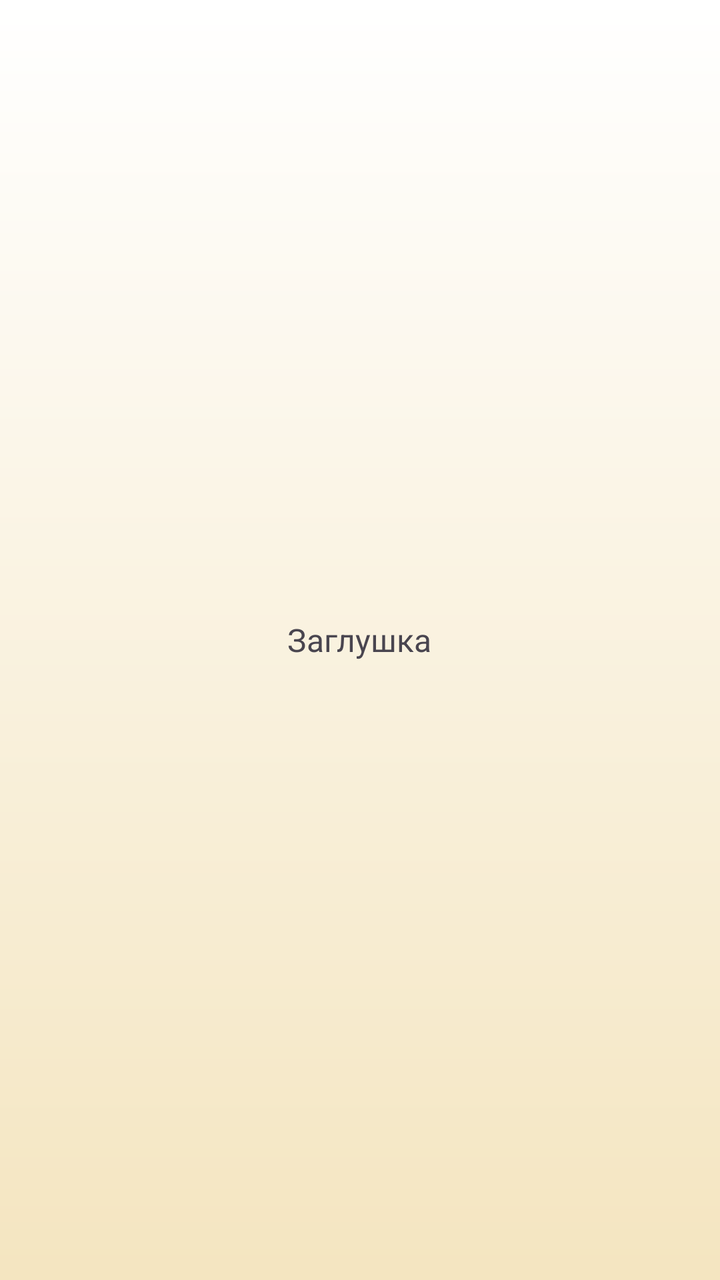
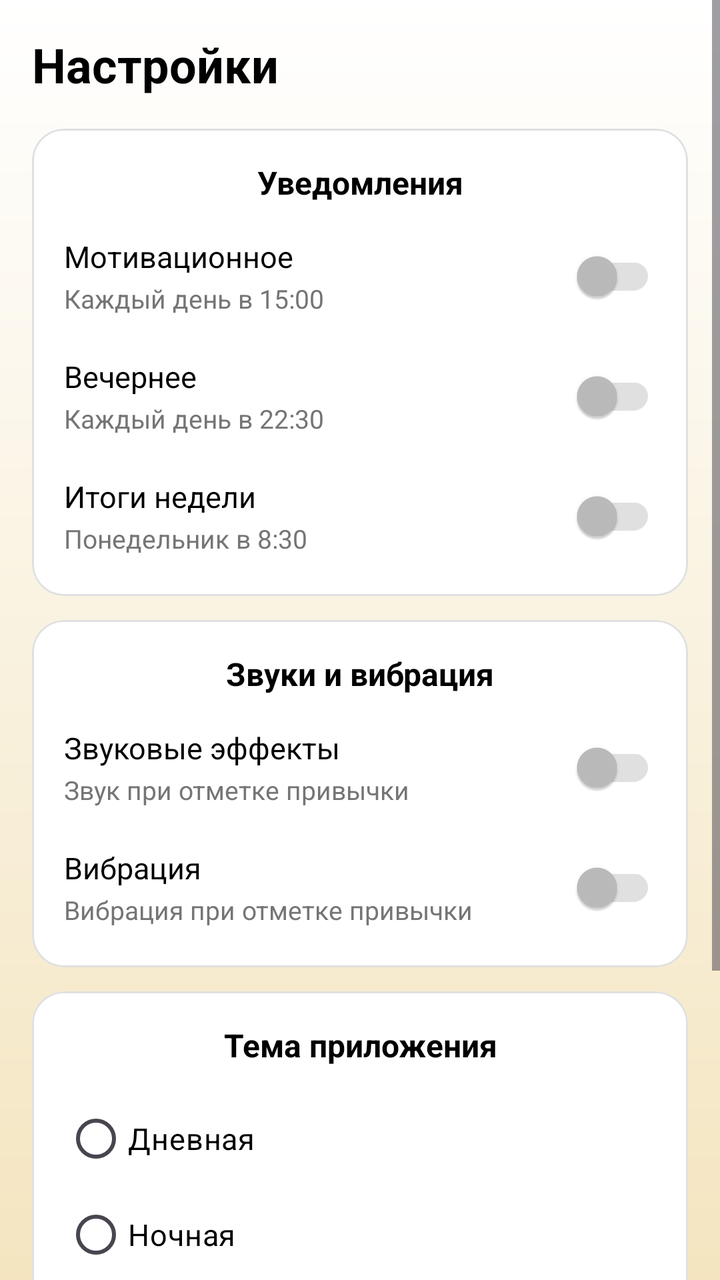

The first picture is an Android layout as it rendered before a commit; the second is the same layout after the commit. The layout source and the unified diff follow.
<!-- AndroidManifest.xml: application theme Theme.YourUpgrade -->
<!-- res/layout/fragment_settings.xml -->
<?xml version="1.0" encoding="utf-8"?>
<FrameLayout xmlns:android="http://schemas.android.com/apk/res/android"
    android:layout_width="match_parent"
    android:layout_height="match_parent">

    <TextView
        android:id="@+id/tvPlaceholder"
        android:layout_width="wrap_content"
        android:layout_height="wrap_content"
        android:layout_gravity="center"
        android:text="Заглушка"
        android:textColor="?android:attr/textColorSecondary"
        android:textSize="16sp" />

</FrameLayout>
<!-- resources referenced by this layout -->
<resources>
  <style name="Theme.YourUpgrade" parent="Base.Theme.YourUpgrade" />
  <style name="Base.Theme.YourUpgrade" parent="Theme.Material3.DayNight.NoActionBar">
          
          <item name="colorPrimary">#2E5A3C</item>
          <item name="colorPrimaryVariant">#1B3A26</item>
          <item name="colorOnPrimary">#FFFFFF</item>
  
          <item name="colorSecondary">#C9A84C</item>
          <item name="colorSecondaryVariant">#A68A3E</item>
          <item name="colorOnSecondary">#2D2D2D</item>
  
          
          <item name="android:windowBackground">@drawable/bg_app_gradient</item>
  
          
          <item name="cardBackgroundColor">#FFFFFF</item>
  
          
          
      </style>
  <!-- drawable bg_app_gradient (drawable) -->
  <?xml version="1.0" encoding="utf-8"?>
  <shape xmlns:android="http://schemas.android.com/apk/res/android">
      <gradient
          android:type="linear"
          android:angle="270"
          android:startColor="@color/white"
          android:endColor="@color/bg_light_yellow" />
  </shape>
  <color name="white">#FFFFFFFF</color>
  <color name="bg_light_yellow">#F4E5C0</color>
</resources>

<!-- the commit's change to res/layout/fragment_settings.xml (unified diff, before → after) -->
@@ -1,15 +1,399 @@
 <?xml version="1.0" encoding="utf-8"?>
-<FrameLayout xmlns:android="http://schemas.android.com/apk/res/android"
+<ScrollView xmlns:android="http://schemas.android.com/apk/res/android"
+    xmlns:app="http://schemas.android.com/apk/res-auto"
     android:layout_width="match_parent"
-    android:layout_height="match_parent">
-
-    <TextView
-        android:id="@+id/tvPlaceholder"
-        android:layout_width="wrap_content"
+    android:layout_height="match_parent"
+    android:background="@drawable/bg_app_gradient">
+
+    <LinearLayout
+        android:layout_width="match_parent"
         android:layout_height="wrap_content"
-        android:layout_gravity="center"
-        android:text="Заглушка"
-        android:textColor="?android:attr/textColorSecondary"
-        android:textSize="16sp" />
-
-</FrameLayout>
+        android:orientation="vertical"
+        android:padding="16dp">
+
+        
+        <TextView
+            android:layout_width="wrap_content"
+            android:layout_height="wrap_content"
+            android:text="Настройки"
+            android:textColor="@color/text_primary"
+            android:textSize="24sp"
+            android:textStyle="bold" />
+
+        
+        <com.google.android.material.card.MaterialCardView
+            android:layout_width="match_parent"
+            android:layout_height="wrap_content"
+            android:layout_marginTop="16dp"
+            app:cardBackgroundColor="@android:color/white"
+            app:cardCornerRadius="16dp"
+            app:cardElevation="0dp"
+            app:strokeColor="#E0E0E0"
+            app:strokeWidth="1dp">
+
+            <LinearLayout
+                android:layout_width="match_parent"
+                android:layout_height="wrap_content"
+                android:orientation="vertical"
+                android:padding="16dp">
+
+                <TextView
+                    android:layout_width="match_parent"
+                    android:layout_height="wrap_content"
+                    android:gravity="center_horizontal"
+                    android:text="Уведомления"
+                    android:textColor="@color/text_primary"
+                    android:textSize="16sp"
+                    android:textStyle="bold" />
+
+                
+                <LinearLayout
+                    android:layout_width="match_parent"
+                    android:layout_height="wrap_content"
+                    android:layout_marginTop="12dp"
+                    android:gravity="center_vertical"
+                    android:orientation="horizontal">
+
+                    <LinearLayout
+                        android:layout_width="0dp"
+                        android:layout_height="wrap_content"
+                        android:layout_weight="1"
+                        android:orientation="vertical">
+
+                        <TextView
+                            android:layout_width="wrap_content"
+                            android:layout_height="wrap_content"
+                            android:text="Мотивационное"
+                            android:textColor="@color/text_primary"
+                            android:textSize="15sp" />
+
+                        <TextView
+                            android:layout_width="wrap_content"
+                            android:layout_height="wrap_content"
+                            android:layout_marginTop="2dp"
+                            android:text="Каждый день в 15:00"
+                            android:textColor="@color/text_secondary"
+                            android:textSize="13sp" />
+
+                    </LinearLayout>
+
+                    <com.google.android.material.switchmaterial.SwitchMaterial
+                        android:id="@+id/switchMotivation"
+                        android:layout_width="wrap_content"
+                        android:layout_height="wrap_content"
+                        app:thumbTint="@color/switch_thumb_selector"
+                        app:trackTint="@color/switch_track_selector" />
+
+                </LinearLayout>
+
+                
+                <LinearLayout
+                    android:layout_width="match_parent"
+                    android:layout_height="wrap_content"
+                    android:layout_marginTop="12dp"
+                    android:gravity="center_vertical"
+                    android:orientation="horizontal">
+
+                    <LinearLayout
+                        android:layout_width="0dp"
+                        android:layout_height="wrap_content"
+                        android:layout_weight="1"
+                        android:orientation="vertical">
+
+                        <TextView
+                            android:layout_width="wrap_content"
+                            android:layout_height="wrap_content"
+                            android:text="Вечернее"
+                            android:textColor="@color/text_primary"
+                            android:textSize="15sp" />
+
+                        <TextView
+                            android:layout_width="wrap_content"
+                            android:layout_height="wrap_content"
+                            android:layout_marginTop="2dp"
+                            android:text="Каждый день в 22:30"
+                            android:textColor="@color/text_secondary"
+                            android:textSize="13sp" />
+
+                    </LinearLayout>
+
+                    <com.google.android.material.switchmaterial.SwitchMaterial
+                        android:id="@+id/switchEvening"
+                        android:layout_width="wrap_content"
+                        android:layout_height="wrap_content"
+                        app:thumbTint="@color/switch_thumb_selector"
+                        app:trackTint="@color/switch_track_selector" />
+
+                </LinearLayout>
+
+                
+                <LinearLayout
+                    android:layout_width="match_parent"
+                    android:layout_height="wrap_content"
+                    android:layout_marginTop="12dp"
+                    android:gravity="center_vertical"
+                    android:orientation="horizontal">
+
+                    <LinearLayout
+                        android:layout_width="0dp"
+                        android:layout_height="wrap_content"
+                        android:layout_weight="1"
+                        android:orientation="vertical">
+
+                        <TextView
+                            android:layout_width="wrap_content"
+                            android:layout_height="wrap_content"
+                            android:text="Итоги недели"
+                            android:textColor="@color/text_primary"
+                            android:textSize="15sp" />
+
+                        <TextView
+                            android:layout_width="wrap_content"
+                            android:layout_height="wrap_content"
+                            android:layout_marginTop="2dp"
+                            android:text="Понедельник в 8:30"
+                            android:textColor="@color/text_secondary"
+                            android:textSize="13sp" />
+
+                    </LinearLayout>
+
+                    <com.google.android.material.switchmaterial.SwitchMaterial
+                        android:id="@+id/switchWeekly"
+                        android:layout_width="wrap_content"
+                        android:layout_height="wrap_content"
+                        app:thumbTint="@color/switch_thumb_selector"
+                        app:trackTint="@color/switch_track_selector" />
+
+                </LinearLayout>
+
+            </LinearLayout>
+
+        </com.google.android.material.card.MaterialCardView>
+
+        
+        <com.google.android.material.card.MaterialCardView
+            android:layout_width="match_parent"
+            android:layout_height="wrap_content"
+            android:layout_marginTop="12dp"
+            app:cardBackgroundColor="@android:color/white"
+            app:cardCornerRadius="16dp"
+            app:cardElevation="0dp"
+            app:strokeColor="#E0E0E0"
+            app:strokeWidth="1dp">
+
+            <LinearLayout
+                android:layout_width="match_parent"
+                android:layout_height="wrap_content"
+                android:orientation="vertical"
+                android:padding="16dp">
+
+                <TextView
+                    android:layout_width="match_parent"
+                    android:layout_height="wrap_content"
+                    android:gravity="center_horizontal"
+                    android:text="Звуки и вибрация"
+                    android:textColor="@color/text_primary"
+                    android:textSize="16sp"
+                    android:textStyle="bold" />
+
+                
+                <LinearLayout
+                    android:layout_width="match_parent"
+                    android:layout_height="wrap_content"
+                    android:layout_marginTop="12dp"
+                    android:gravity="center_vertical"
+                    android:orientation="horizontal">
+
+                    <LinearLayout
+                        android:layout_width="0dp"
+                        android:layout_height="wrap_content"
+                        android:layout_weight="1"
+                        android:orientation="vertical">
+
+                        <TextView
+                            android:layout_width="wrap_content"
+                            android:layout_height="wrap_content"
+                            android:text="Звуковые эффекты"
+                            android:textColor="@color/text_primary"
+                            android:textSize="15sp" />
+
+                        <TextView
+                            android:layout_width="wrap_content"
+                            android:layout_height="wrap_content"
+                            android:layout_marginTop="2dp"
+                            android:text="Звук при отметке привычки"
+                            android:textColor="@color/text_secondary"
+                            android:textSize="13sp" />
+
+                    </LinearLayout>
+
+                    <com.google.android.material.switchmaterial.SwitchMaterial
+                        android:id="@+id/switchSound"
+                        android:layout_width="wrap_content"
+                        android:layout_height="wrap_content"
+                        app:thumbTint="@color/switch_thumb_selector"
+                        app:trackTint="@color/switch_track_selector" />
+
+                </LinearLayout>
+
+                
+                <LinearLayout
+                    android:layout_width="match_parent"
+                    android:layout_height="wrap_content"
+                    android:layout_marginTop="12dp"
+                    android:gravity="center_vertical"
+                    android:orientation="horizontal">
+
+                    <LinearLayout
+                        android:layout_width="0dp"
+                        android:layout_height="wrap_content"
+                        android:layout_weight="1"
+                        android:orientation="vertical">
+
+                        <TextView
+                            android:layout_width="wrap_content"
+                            android:layout_height="wrap_content"
+                            android:text="Вибрация"
+                            android:textColor="@color/text_primary"
+                            android:textSize="15sp" />
+
+                        <TextView
+                            android:layout_width="wrap_content"
+                            android:layout_height="wrap_content"
+                            android:layout_marginTop="2dp"
+                            android:text="Вибрация при отметке привычки"
+                            android:textColor="@color/text_secondary"
+                            android:textSize="13sp" />
+
+                    </LinearLayout>
+
+                    <com.google.android.material.switchmaterial.SwitchMaterial
+                        android:id="@+id/switchVibration"
+                        android:layout_width="wrap_content"
+                        android:layout_height="wrap_content"
+                        app:thumbTint="@color/switch_thumb_selector"
+                        app:trackTint="@color/switch_track_selector" />
+
+                </LinearLayout>
+
+            </LinearLayout>
+
+        </com.google.android.material.card.MaterialCardView>
+
+        
+        <com.google.android.material.card.MaterialCardView
+            android:layout_width="match_parent"
+            android:layout_height="wrap_content"
+            android:layout_marginTop="12dp"
+            app:cardBackgroundColor="@android:color/white"
+            app:cardCornerRadius="16dp"
+            app:cardElevation="0dp"
+            app:strokeColor="#E0E0E0"
+            app:strokeWidth="1dp">
+
+            <LinearLayout
+                android:layout_width="match_parent"
+                android:layout_height="wrap_content"
+                android:orientation="vertical"
+                android:padding="16dp">
+
+                <TextView
+                    android:layout_width="match_parent"
+                    android:layout_height="wrap_content"
+                    android:gravity="center_horizontal"
+                    android:text="Тема приложения"
+                    android:textColor="@color/text_primary"
+                    android:textSize="16sp"
+                    android:textStyle="bold" />
+
+                <RadioGroup
+                    android:id="@+id/radioGroupTheme"
+                    android:layout_width="match_parent"
+                    android:layout_height="wrap_content"
+                    android:layout_marginTop="12dp"
+                    android:orientation="vertical">
+
+                    <com.google.android.material.radiobutton.MaterialRadioButton
+                        android:id="@+id/radioLight"
+                        android:layout_width="match_parent"
+                        android:layout_height="wrap_content"
+                        android:buttonTint="@color/main_gold"
+                        android:text="Дневная"
+                        android:textColor="@color/text_primary"
+                        android:textSize="15sp" />
+
+                    <com.google.android.material.radiobutton.MaterialRadioButton
+                        android:id="@+id/radioDark"
+                        android:layout_width="match_parent"
+                        android:layout_height="wrap_content"
+                        android:buttonTint="@color/main_gold"
+                        android:text="Ночная"
+                        android:textColor="@color/text_primary"
+                        android:textSize="15sp" />
+
+                    <com.google.android.material.radiobutton.MaterialRadioButton
+                        android:id="@+id/radioSystem"
+                        android:layout_width="match_parent"
+                        android:layout_height="wrap_content"
+                        android:buttonTint="@color/main_gold"
+                        android:text="Как в системе"
+                        android:textColor="@color/text_primary"
+                        android:textSize="15sp" />
+
+                </RadioGroup>
+
+            </LinearLayout>
+
+        </com.google.android.material.card.MaterialCardView>
+
+        
+        <com.google.android.material.card.MaterialCardView
+            android:layout_width="match_parent"
+            android:layout_height="wrap_content"
+            android:layout_marginTop="12dp"
+            app:cardBackgroundColor="@android:color/white"
+            app:cardCornerRadius="16dp"
+            app:cardElevation="0dp"
+            app:strokeColor="#E0E0E0"
+            app:strokeWidth="1dp">
+
+            <LinearLayout
+                android:layout_width="match_parent"
+                android:layout_height="wrap_content"
+                android:gravity="center"
+                android:orientation="vertical"
+                android:padding="16dp">
+
+                <TextView
+                    android:layout_width="wrap_content"
+                    android:layout_height="wrap_content"
+                    android:text="О приложении"
+                    android:textColor="@color/text_primary"
+                    android:textSize="16sp"
+                    android:textStyle="bold" />
+
+                <TextView
+                    android:id="@+id/tvVersion"
+                    android:layout_width="wrap_content"
+                    android:layout_height="wrap_content"
+                    android:layout_marginTop="8dp"
+                    android:text="Версия 1.0.0"
+                    android:textColor="@color/text_secondary"
+                    android:textSize="14sp" />
+
+                <TextView
+                    android:layout_width="wrap_content"
+                    android:layout_height="wrap_content"
+                    android:layout_marginTop="12dp"
+                    android:text="made on Kotlin with ❤️"
+                    android:textColor="@color/text_secondary"
+                    android:textSize="13sp"
+                    android:textStyle="italic" />
+
+            </LinearLayout>
+
+        </com.google.android.material.card.MaterialCardView>
+
+    </LinearLayout>
+
+</ScrollView>
<!-- resource entries referenced after the edit -->
@@ -1,6 +1,12 @@
 <!-- resources referenced by this layout -->
 <resources>
+  <color name="main_gold">#D5A72D</color>
+  <color name="text_primary">@color/black</color>
+  <color name="text_secondary">#757575</color>
   <style name="Theme.YourUpgrade" parent="Base.Theme.YourUpgrade" />
+  <color name="black">#FF000000</color>
+  <color name="bg_start_color">@color/white</color>
+  <color name="bg_end_color">@color/light_yellow</color>
   <style name="Base.Theme.YourUpgrade" parent="Theme.Material3.DayNight.NoActionBar">
           
           <item name="colorPrimary">#2E5A3C</item>
@@ -16,9 +22,6 @@
   
           
           <item name="cardBackgroundColor">#FFFFFF</item>
-  
-          
-          
       </style>
   <!-- drawable bg_app_gradient (drawable) -->
   <?xml version="1.0" encoding="utf-8"?>
@@ -26,10 +29,10 @@
       <gradient
           android:type="linear"
           android:angle="270"
-          android:startColor="@color/white"
-          android:endColor="@color/bg_light_yellow" />
+          android:startColor="@color/bg_start_color"
+          android:endColor="@color/bg_end_color" />
   </shape>
   <color name="white">#FFFFFFFF</color>
-  <color name="bg_light_yellow">#F4E5C0</color>
+  <color name="light_yellow">#F4E5C0</color>
 </resources>
 
